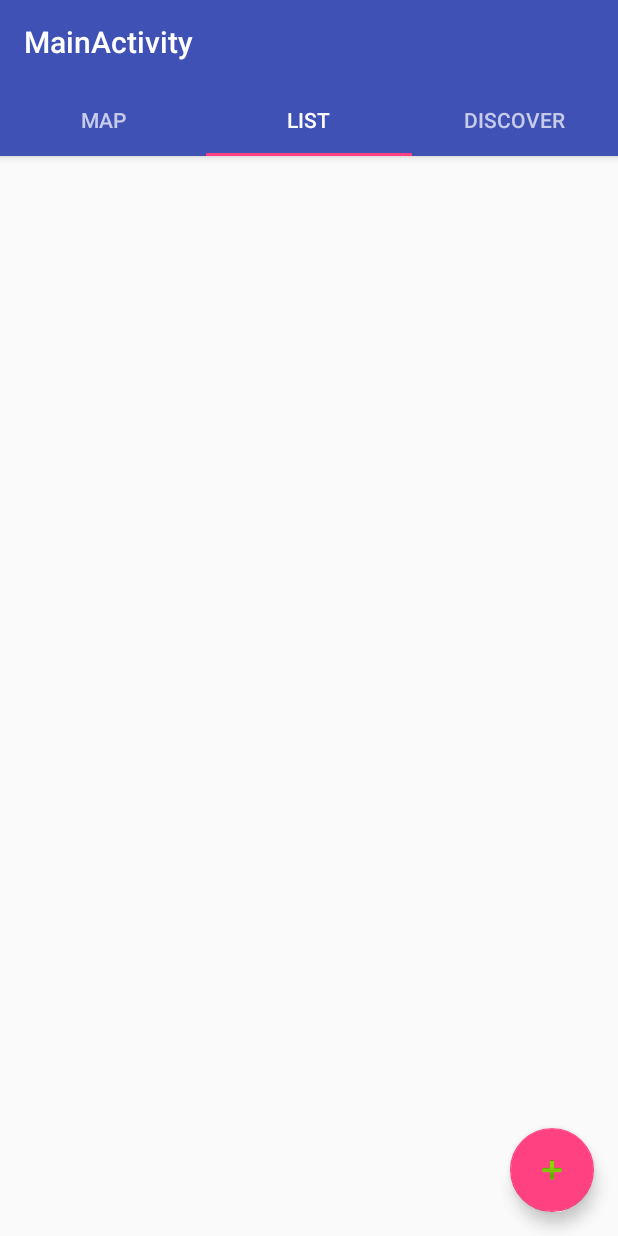
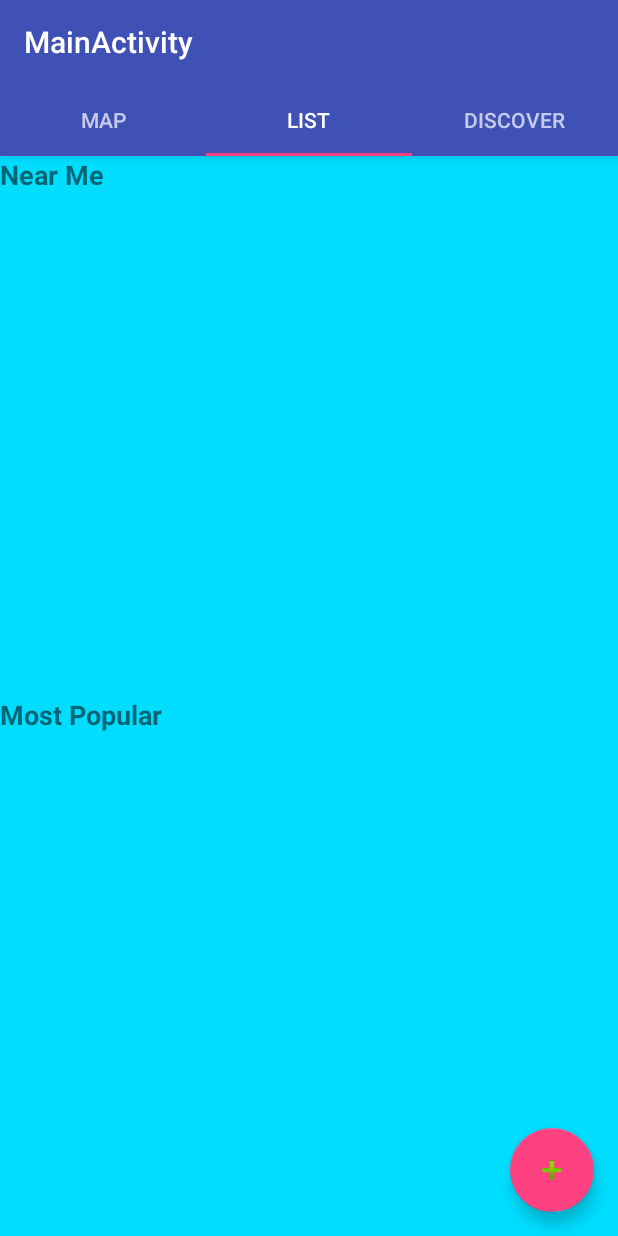
Before and after one commit to william-swanson/dsm_art, an Android app: the screen it shows after launch (MainActivity), tab 2 chosen, on a phone screen of 412 x 824 dp. Run offline under Robolectric (Android 15) with nearby library versions, the phone set to English and light mode, and no system bars; libraries missing offline, so code that uses them is left out: io.realm; 6 statements that could not run were skipped.

Commit message:
horizontal list help

```diff
--- a/app/src/main/AndroidManifest.xml
+++ b/app/src/main/AndroidManifest.xml
@@ -8,6 +8,7 @@
         android:label="@string/app_name"
         android:roundIcon="@mipmap/ic_launcher_round"
         android:supportsRtl="true"
+        android:name=".ArtApplication"
         android:theme="@style/AppTheme">
 
 
--- /dev/null
+++ b/app/src/main/java/com/willard5991/dsmarthub/ArtApplication.java
@@ -0,0 +1,20 @@
+package com.willard5991.dsmarthub;
+
+import android.app.Application;
+
+import io.realm.Realm;
+
+/**
+ * Created by clayton on 10/29/17.
+ */
+
+//I'm pretty sure I helped Rachel create an application like this as well
+//make sure to merge your code so you don't have 2 of these
+public class ArtApplication extends Application {
+    @Override
+    public void onCreate() {
+        super.onCreate();
+
+        Realm.init(this);
+    }
+}
--- /dev/null
+++ b/app/src/main/java/com/willard5991/dsmarthub/ArtPagerAdapter.java
@@ -0,0 +1,44 @@
+package com.willard5991.dsmarthub;
+
+import android.support.v4.app.Fragment;
+import android.support.v4.app.FragmentManager;
+import android.support.v4.app.FragmentStatePagerAdapter;
+import android.view.MotionEvent;
+
+/**
+ * Created by clayton on 10/29/17.
+ */
+
+//This is my pageradapter to get the tabs to work
+//If you've already done this elsewhere, feel free to remove
+public class ArtPagerAdapter  extends FragmentStatePagerAdapter {
+    int mNumOfTabs;
+
+    public ArtPagerAdapter(FragmentManager fm, int NumOfTabs) {
+        super(fm);
+        this.mNumOfTabs = NumOfTabs;
+    }
+
+    @Override
+    public Fragment getItem(int position) {
+
+        switch (position) {
+            case 0:
+                DiscoverFragment tab1 = new DiscoverFragment();
+                return tab1;
+            case 1:
+                DiscoverFragment tab2 = new DiscoverFragment();
+                return tab2;
+            case 2:
+                DiscoverFragment tab3 = new DiscoverFragment();
+                return tab3;
+            default:
+                return null;
+        }
+    }
+
+    @Override
+    public int getCount() {
+        return mNumOfTabs;
+    }
+}
--- a/app/src/main/java/com/willard5991/dsmarthub/DiscoverFragment.java
+++ b/app/src/main/java/com/willard5991/dsmarthub/DiscoverFragment.java
@@ -2,7 +2,9 @@ package com.willard5991.dsmarthub;
 
 
 import android.os.Bundle;
-import android.app.Fragment;
+import android.support.v4.app.Fragment;
+import android.support.v7.widget.RecyclerView;
+import android.util.Log;
 import android.view.LayoutInflater;
 import android.view.View;
 import android.view.ViewGroup;
@@ -13,6 +15,7 @@ import android.widget.LinearLayout;
 import java.lang.reflect.Array;
 import java.util.ArrayList;
 
+import io.realm.Realm;
 import io.realm.RealmResults;
 
 
@@ -23,8 +26,10 @@ public class DiscoverFragment extends Fragment {
 
     private LinearLayout ll_top;
     private LinearLayout ll_bottom;
-    private HorizontalScrollView horiz_top;
+//    private HorizontalScrollView horiz_top;
     private MainActivity mainActivity;
+    private RecyclerView recycler;
+    private Realm realm;
 
     public DiscoverFragment() {
         // Required empty public constructor
@@ -38,9 +43,10 @@ public class DiscoverFragment extends Fragment {
         View view = inflater.inflate(R.layout.fragment_discover, container, false);
 
         mainActivity = (MainActivity) this.getActivity();
+        realm = Realm.getDefaultInstance();
 
-        ll_top = (LinearLayout) view.findViewById(R.id.linear_layout_top);
-        horiz_top = (HorizontalScrollView) view.findViewById(R.id.horiz_top);
+        //recycler replaces the horizontal list view
+        recycler = (RecyclerView) view.findViewById(R.id.recycler);
         ll_bottom = (LinearLayout) view.findViewById(R.id.linear_layout_bottom);
 
         ArrayList<exhibit> allExhibits = this.getExhibits();
@@ -57,8 +63,12 @@ public class DiscoverFragment extends Fragment {
         }
         nClosest = sortExhibits(nClosest);
 
-        DiscoverArtworkAdapter adapterClosest = new DiscoverArtworkAdapter(this.getActivity(),nClosest);
-        horiz_top.setAdapter(adapterClosest);
+        //logging the size of the array
+        Log.v("nclosest", String.valueOf(nClosest.size()));
+
+        //replaced with a RecyclerAdapter
+        DiscoverRecyclerAdapter adapter = new DiscoverRecyclerAdapter(nClosest);
+        recycler.setAdapter(adapter);
 
         return view;
     }
@@ -66,7 +76,7 @@ public class DiscoverFragment extends Fragment {
     public ArrayList<exhibit> getExhibits(){
         ArrayList<exhibit> exhibits = new ArrayList<exhibit>();
 
-        RealmResults<exhibit> realmExhibits = mainActivity.realm.where(exhibit.class).findAll();
+        RealmResults<exhibit> realmExhibits = realm.where(exhibit.class).findAll();
         for(exhibit ex : realmExhibits){
             exhibits.add(ex);
         }
--- /dev/null
+++ b/app/src/main/java/com/willard5991/dsmarthub/DiscoverRecyclerAdapter.java
@@ -0,0 +1,59 @@
+package com.willard5991.dsmarthub;
+
+import android.support.v7.widget.RecyclerView;
+import android.view.LayoutInflater;
+import android.view.View;
+import android.view.ViewGroup;
+import android.widget.ImageButton;
+import android.widget.TextView;
+
+import java.util.List;
+
+/**
+ * Created by clayton on 10/29/17.
+ */
+
+//This is a recyclerviewadapter implementation
+
+public class DiscoverRecyclerAdapter extends RecyclerView.Adapter<DiscoverRecyclerAdapter.MyViewHolder> {
+
+    //your data source
+    private List<exhibit> mDataSource;
+
+    public class MyViewHolder extends RecyclerView.ViewHolder {
+        //view variables here
+        TextView name;
+
+        public MyViewHolder(View view) {
+            super(view);
+            //use findviewbyid here on your cell
+            name = (TextView) view.findViewById(R.id.thumbnailLabel);
+        }
+    }
+
+    public DiscoverRecyclerAdapter(List<exhibit> dataSource) {
+        this.mDataSource = dataSource;
+    }
+
+    @Override
+    public MyViewHolder onCreateViewHolder(ViewGroup parent, int viewType) {
+        //inflates your cell layout here
+        View itemView = LayoutInflater.from(parent.getContext())
+                .inflate(R.layout.exhibit_cell, parent, false);
+
+        return new MyViewHolder(itemView);
+    }
+
+    @Override
+    public void onBindViewHolder(MyViewHolder holder, int position) {
+        //sets your view content here
+        exhibit mExhibit = mDataSource.get(position);
+
+        holder.name.setText(mExhibit.getName());
+    }
+
+    @Override
+    public int getItemCount() {
+        return mDataSource.size();
+    }
+}
--- a/app/src/main/java/com/willard5991/dsmarthub/MainActivity.java
+++ b/app/src/main/java/com/willard5991/dsmarthub/MainActivity.java
@@ -7,6 +7,7 @@ import android.os.Bundle;
 import android.support.design.widget.FloatingActionButton;
 import android.support.design.widget.Snackbar;
 import android.support.design.widget.TabLayout;
+import android.support.v4.view.ViewPager;
 import android.support.v7.app.AppCompatActivity;
 import android.support.v7.widget.Toolbar;
 import android.view.View;
@@ -84,6 +85,32 @@ public class MainActivity extends AppCompatActivity implements LocationListener{
         tabLayout.addTab(tabLayout.newTab().setText("Discover"));
         tabLayout.setTabGravity(TabLayout.GRAVITY_FILL);
 
+        //it looks like you have the tabs but no viewpager,
+        // this could have been in a different branch but I implemented this
+        // so I could test the fragment
+        final ViewPager viewPager = (ViewPager) findViewById(R.id.viewpager);
+        final ArtPagerAdapter adapter = new ArtPagerAdapter
+                (getSupportFragmentManager(), tabLayout.getTabCount());
+        viewPager.setAdapter(adapter);
+        viewPager.addOnPageChangeListener(new TabLayout.TabLayoutOnPageChangeListener(tabLayout));
+        tabLayout.addOnTabSelectedListener(new TabLayout.OnTabSelectedListener() {
+            @Override
+            public void onTabSelected(TabLayout.Tab tab) {
+                viewPager.setCurrentItem(tab.getPosition());
+            }
+
+            @Override
+            public void onTabUnselected(TabLayout.Tab tab) {
+
+            }
+
+            @Override
+            public void onTabReselected(TabLayout.Tab tab) {
+
+            }
+        });
+
+
         FloatingActionButton fab = (FloatingActionButton) findViewById(R.id.fab);
         fab.setOnClickListener(new View.OnClickListener() {
             @Override
--- a/app/src/main/res/layout/activity_main.xml
+++ b/app/src/main/res/layout/activity_main.xml
@@ -25,7 +25,11 @@
 
     </android.support.design.widget.AppBarLayout>
 
-    <include layout="@layout/content_main" />
+    <android.support.v4.view.ViewPager
+        android:id="@+id/viewpager"
+        android:layout_width="match_parent"
+        android:layout_height="match_parent"
+        app:layout_behavior="@string/appbar_scrolling_view_behavior" />
 
     <android.support.design.widget.FloatingActionButton
         android:id="@+id/fab"
--- a/app/src/main/res/layout/fragment_discover.xml
+++ b/app/src/main/res/layout/fragment_discover.xml
@@ -3,14 +3,15 @@
     xmlns:tools="http://schemas.android.com/tools"
     android:layout_width="match_parent"
     android:layout_height="match_parent"
+    android:background="@android:color/holo_blue_bright"
     android:orientation="vertical"
     tools:context="com.willard5991.dsmarthub.DiscoverFragment">
 
 
     <RelativeLayout
-        android:layout_weight="0.5"
         android:layout_width="match_parent"
-        android:layout_height="match_parent">
+        android:layout_height="match_parent"
+        android:layout_weight="0.5">
 
         <TextView
             android:id="@+id/textView2"
@@ -21,24 +22,21 @@
             android:textSize="18sp"
             android:textStyle="bold" />
 
-        <HorizontalScrollView
-            android:id="@+id/horiz_top"
+        <android.support.v7.widget.RecyclerView
+            android:id="@+id/recycler"
             android:layout_width="match_parent"
             android:layout_height="match_parent"
-            android:layout_below="@+id/textView2">
+            android:layout_alignParentStart="true"
+            android:layout_below="@+id/textView2"
+            android:orientation="horizontal"
+            app:layoutManager="android.support.v7.widget.LinearLayoutManager" />/>
 
-            <LinearLayout
-                android:id="@+id/linear_layout_top"
-                android:layout_width="wrap_content"
-                android:layout_height="match_parent"
-                android:orientation="vertical" />
-        </HorizontalScrollView>
     </RelativeLayout>
 
     <RelativeLayout
-        android:layout_weight="0.5"
         android:layout_width="match_parent"
-        android:layout_height="match_parent">
+        android:layout_height="match_parent"
+        android:layout_weight="0.5">
 
         <TextView
             android:id="@+id/textView3"
```
